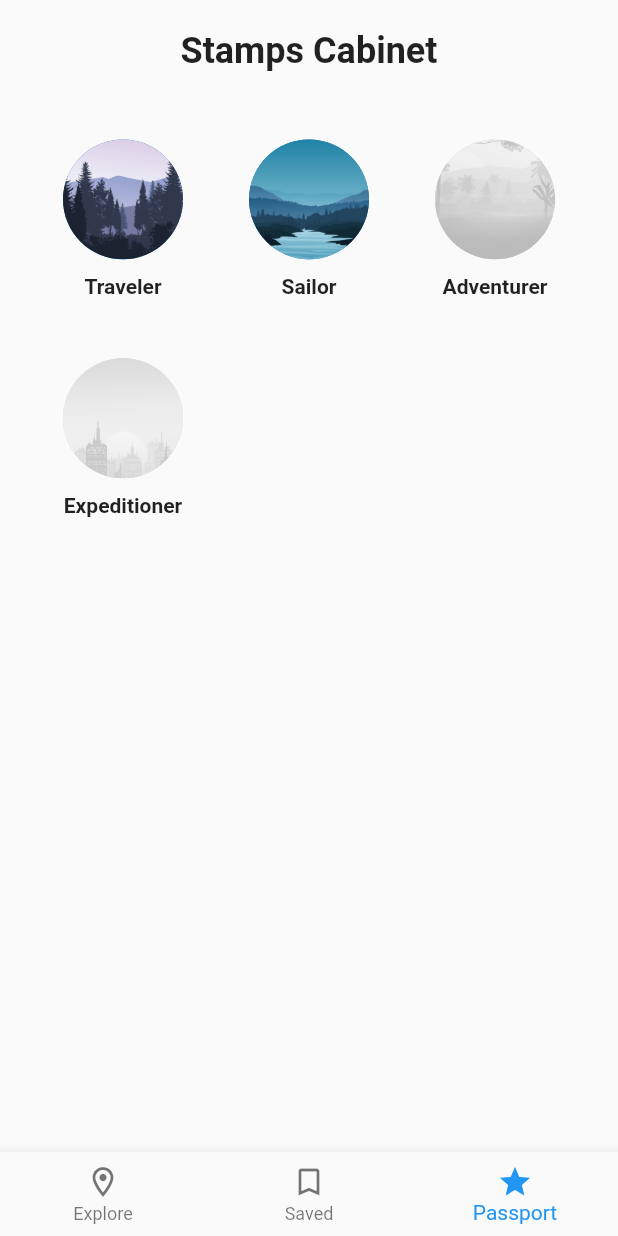
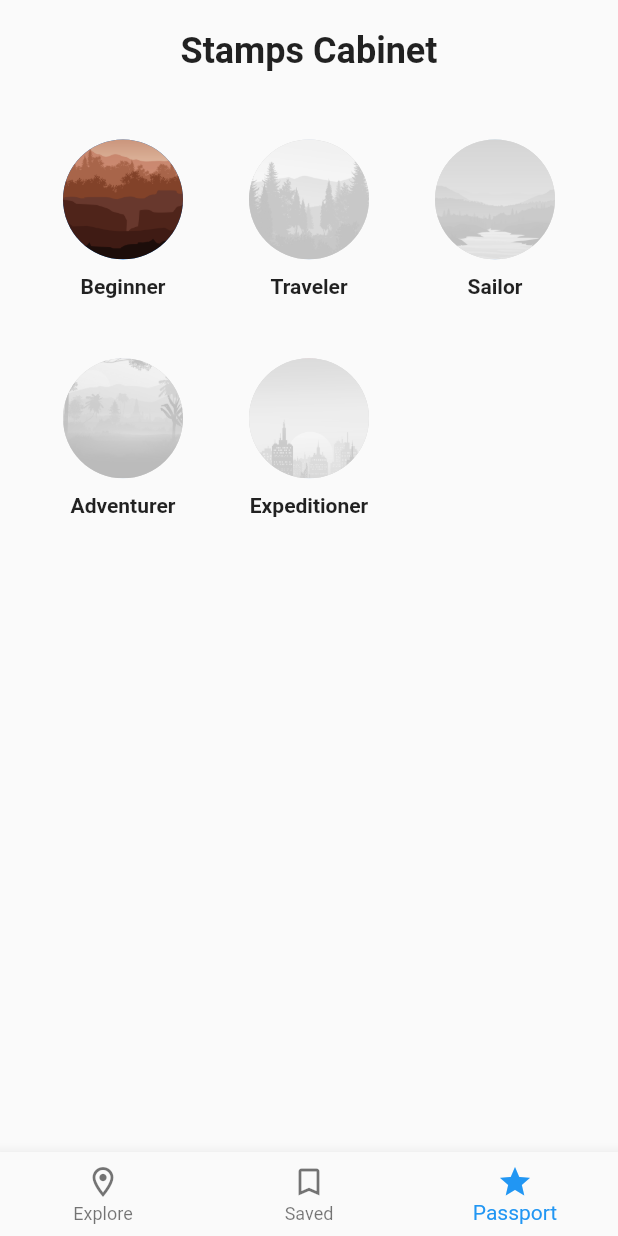
Before and after one commit to hsiehby/Mappu, a Flutter app: the screen it shows after launch, item 3 of the bottom bar chosen, on a phone screen of 412 x 824 dp. Run offline on Flutter 3.47's test engine with Material 2 defaults, Android fonts, the phone set to English and light mode, and no system bars; our stand-ins replace flutter_spinkit, fluttertoast, geocoding, google_maps_flutter, material_floating_search_bar, sqflite and 1 more; missing offline and left inert: flutter_config, flutter_inappwebview; accounts and stored records are empty; network calls fail.

Commit message:
moved stamps data to a json file

```diff
--- /dev/null
+++ b/assets/stamps/stamps.json
@@ -0,0 +1,7 @@
+[
+  {"stampId":"test1","name":"Beginner","description":"Earn this stamp by reading your first article","iconPath":"assets/stamps/natural-brown.png","earned":true,"earnedAt":"2021-09-25T00:00:00.000Z"},
+  {"stampId":"test1","name":"Traveler","description":"Earn this stamp by exploring at least 3 countries","iconPath":"assets/stamps/mountain.png","earned":false,"earnedAt":null},
+  {"stampId":"test2","name":"Sailor","description":"Earn this stamp by exploring at least 10 countries","iconPath":"assets/stamps/natural.png","earned":false,"earnedAt":null},
+  {"stampId":"test3","name":"Adventurer","description":"Earn this stamp by exploring at least 30 countries","iconPath":"assets/stamps/forest.jpeg","earned":false,"earnedAt":null},
+  {"stampId":"test3","name":"Expeditioner","description":"Earn this stamp by exploring at least 100 countries","iconPath":"assets/stamps/city.png","earned":false,"earnedAt":null}
+]
--- a/lib/models/stamp.dart
+++ b/lib/models/stamp.dart
@@ -26,6 +26,14 @@ class Stamp {
     };
   }
 
+  Stamp.fromJson(Map<String, dynamic> json)
+    : stampId = json['stampId'],
+      name = json['name'],
+      description = json['description'],
+      iconPath = json['iconPath'],
+      earned = json['earned'],
+      earnedAt = json['earned'] ? DateTime.parse(json['earnedAt']) : null;
+
   @override
   String toString() {
     return 'Stamp{stampId: $stampId, name: $name, description: $description, iconPath: $iconPath, earned: $earned, earnedAt: ${earnedAt?.toIso8601String()}}';
--- a/lib/screens/passport/components/stamps_cabinet.dart
+++ b/lib/screens/passport/components/stamps_cabinet.dart
@@ -1,5 +1,8 @@
 import 'package:flutter/material.dart';
 import 'package:mappu/models/stamp.dart';
+import 'dart:convert';
+import 'package:flutter/services.dart' show rootBundle;
+import 'package:flutter_spinkit/flutter_spinkit.dart';
 
 class StampsCabinet extends StatefulWidget {
   const StampsCabinet({Key? key}) : super(key: key);
@@ -9,32 +12,46 @@ class StampsCabinet extends StatefulWidget {
 }
 
 class _StampsCabinetState extends State<StampsCabinet> {
-  final List<Stamp> _stamps = [
-    Stamp(stampId: 'test1',
-        name: 'Traveler',
-        description: 'Earn this stamp by exploring at least 3 countries',
-        earned: true,
-        earnedAt: DateTime.utc(2021, 9, 25),
-        iconPath: 'assets/stamps/mountain.png'),
-    Stamp(stampId: 'test2',
-        name: 'Sailor',
-        description: 'Earn this stamp by exploring at least 10 countries',
-        earned: true,
-        earnedAt: DateTime.utc(2021, 10, 19),
-        iconPath: 'assets/stamps/natural.png'),
-    Stamp(stampId: 'test3',
-        name: 'Adventurer',
-        description: 'Earn this stamp by exploring at least 30 countries',
-        earned: false,
-        earnedAt: null,
-        iconPath: 'assets/stamps/forest.jpeg'),
-    Stamp(stampId: 'test3',
-        name: 'Expeditioner',
-        description: 'Earn this stamp by exploring at least 100 countries',
-        earned: false,
-        earnedAt: null,
-        iconPath: 'assets/stamps/city.png'),
-  ];
+  Future<void> loadStamps() async {
+    // await Future.delayed(Duration(seconds: 1));
+    if (_stamps.isEmpty) {
+      final String response = await rootBundle.loadString('assets/stamps/stamps.json');
+      final data = await jsonDecode(response);
+      final List<Stamp> stamps = data.map<Stamp>((item) => (Stamp.fromJson(item))).toList();
+      setState(() {
+        _stamps = stamps;
+      });
+    }
+  }
+
+  List<Stamp> _stamps = [];
+
+  // final List<Stamp> _stamps = [
+  //   Stamp(stampId: 'test1',
+  //       name: 'Traveler',
+  //       description: 'Earn this stamp by exploring at least 3 countries',
+  //       earned: true,
+  //       earnedAt: DateTime.utc(2021, 9, 25),
+  //       iconPath: 'assets/stamps/mountain.png'),
+  //   Stamp(stampId: 'test2',
+  //       name: 'Sailor',
+  //       description: 'Earn this stamp by exploring at least 10 countries',
+  //       earned: true,
+  //       earnedAt: DateTime.utc(2021, 10, 19),
+  //       iconPath: 'assets/stamps/natural.png'),
+  //   Stamp(stampId: 'test3',
+  //       name: 'Adventurer',
+  //       description: 'Earn this stamp by exploring at least 30 countries',
+  //       earned: false,
+  //       earnedAt: null,
+  //       iconPath: 'assets/stamps/forest.jpeg'),
+  //   Stamp(stampId: 'test3',
+  //       name: 'Expeditioner',
+  //       description: 'Earn this stamp by exploring at least 100 countries',
+  //       earned: false,
+  //       earnedAt: null,
+  //       iconPath: 'assets/stamps/city.png'),
+  // ];
 
   Widget buildStamp(int index) {
     return Column(
@@ -62,13 +79,28 @@ class _StampsCabinetState extends State<StampsCabinet> {
           style: const TextStyle(
               fontSize: 14,
               fontWeight: FontWeight.w600
-          ),),
+          ),
+        ),
       ],
     );
   }
 
-  List<Widget> buildStampsList() {
-    return List.generate(_stamps.length, (index) {
+  Widget buildStampsGrid() {
+    return FutureBuilder(
+      future: loadStamps(),
+      builder: (context, snapshot) {
+        if (snapshot.connectionState == ConnectionState.waiting) {
+          return const SpinKitWanderingCubes(
+            color: Colors.blueGrey,
+            size: 50.0,
+          );
+        } else if (snapshot.hasError) {
+          return Center(child: Text('Error: ${snapshot.error}'));
+        } else {
+          return GridView.count(
+            crossAxisCount: 3,
+            childAspectRatio: 0.85,
+            children: List.generate(_stamps.length, (index) {
               String message = _stamps[index].earned ?
               _stamps[index].description +
                   '\nEarned at: ${_stamps[index].earnedAt!.year}-'
@@ -82,8 +114,30 @@ class _StampsCabinetState extends State<StampsCabinet> {
                 message: message,
                 child: buildStamp(index),
               );
-    });
+            }),
+          );
         }
+      }
+    );
+  }
+
+  // List<Widget> buildStampsList() {
+  //   return List.generate(_stamps.length, (index) {
+  //     String message = _stamps[index].earned ?
+  //       _stamps[index].description +
+  //           '\nEarned at: ${_stamps[index].earnedAt!.year}-'
+  //               '${_stamps[index].earnedAt!.month}-${_stamps[index].earnedAt!.day}'
+  //       : _stamps[index].description;
+  //     return Tooltip(
+  //       decoration: BoxDecoration(
+  //         color: Colors.green.withOpacity(0.9),
+  //         borderRadius: const BorderRadius.all(Radius.circular(4)),
+  //       ),
+  //       message: message,
+  //       child: buildStamp(index),
+  //     );
+  //   });
+  // }
 
   @override
   Widget build(BuildContext context) {
@@ -98,11 +152,7 @@ class _StampsCabinetState extends State<StampsCabinet> {
           Expanded(
             child: Padding(
               padding: const EdgeInsets.symmetric(horizontal: 20.0),
-              child: GridView.count(
-                crossAxisCount: 3,
-                childAspectRatio: 0.85,
-                children: buildStampsList(),
-              ),
+              child: buildStampsGrid(),
             ),
           ),
         ],
--- a/pubspec.yaml
+++ b/pubspec.yaml
@@ -46,6 +46,7 @@ dependencies:
   sqflite: ^2.0.0+4
   timeago: ^3.1.0
   xml: ^5.3.1
+  flutter_spinkit: ^5.1.0
 
 dev_dependencies:
   flutter_test:
@@ -72,6 +73,7 @@ flutter:
   # To add assets to your application, add an assets section, like this:
   assets:
     - assets/stamps/
+    - assets/stamps/stamps.json
 
   # An image asset can refer to one or more resolution-specific "variants", see
   # https://flutter.dev/assets-and-images/#resolution-aware.
```
Also changed, not shown: pubspec.lock. Lines whose indentation alone changed are shown as unchanged.
